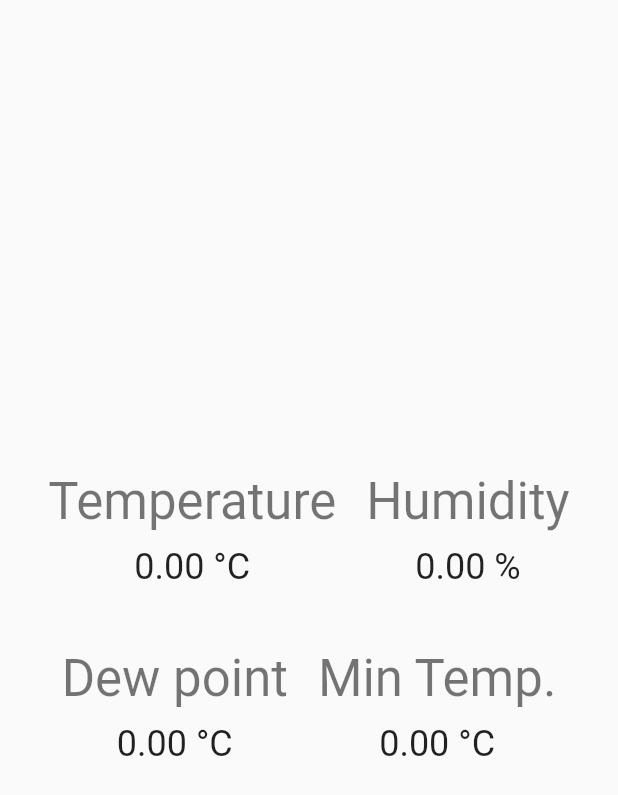
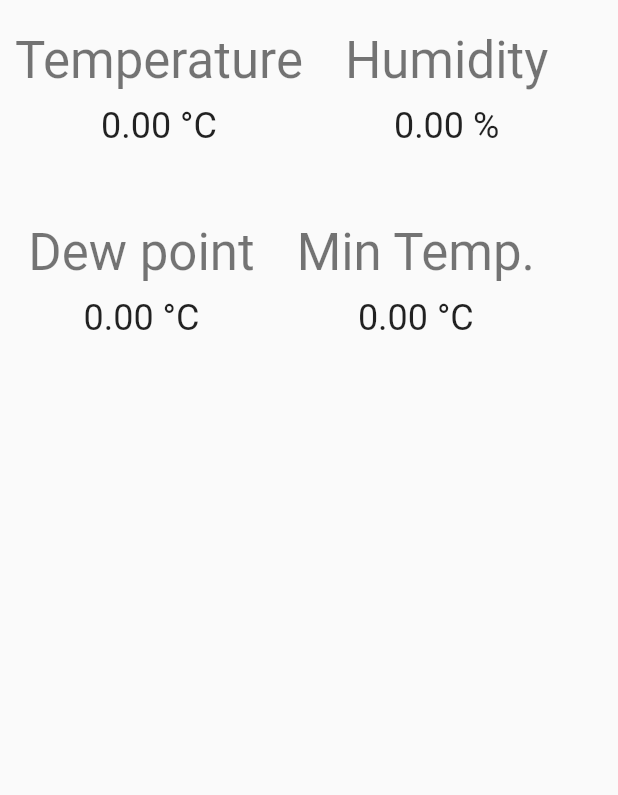
Before and after one commit to butzist/ht_app, a Flutter app: the CurrentMeasurements widget shown alone on an empty page, opened directly with empty values, on a phone screen of 412 x 824 dp. Shown: the top 795 px of the screen. Run offline on Flutter 3.47's test engine with Material 2 defaults, Android fonts, the phone set to English and light mode, and no system bars; our stand-ins replace firebase_auth, firebase_core, firebase_database, flutter_local_notifications, google_sign_in, multicast_dns and 2 more; missing offline and left inert: workmanager; accounts and stored records are empty; generated files the repository leaves out were written again; network calls fail.

Commit message:
fix: support narrower screens

```diff
--- a/lib/components/CurrentMeasurements.dart
+++ b/lib/components/CurrentMeasurements.dart
@@ -16,23 +16,16 @@ class CurrentMeasurements extends StatelessWidget {
 
   @override
   Widget build(BuildContext context) {
-    return Column(
-      mainAxisAlignment: MainAxisAlignment.center,
+    return Wrap(
+      alignment: WrapAlignment.center,
+      crossAxisAlignment: WrapCrossAlignment.center,
+      spacing: 8.0,
+      runSpacing: 10.0,
       children: [
-        Row(
-          mainAxisAlignment: MainAxisAlignment.center,
-          children: [
-            Measurement(title: "Temperature", value: temperature, unit: "°C"),
-            Measurement(title: "Humidity", value: humidity, unit: "%"),
-          ],
-        ),
-        Row(
-          mainAxisAlignment: MainAxisAlignment.center,
-          children: [
-            Measurement(title: "Dew point", value: dewpoint, unit: "°C"),
-            Measurement(title: "Min Temp.", value: minOutdoorTemp, unit: "°C"),
-          ],
-        )
+        Measurement(title: "Temperature", value: temperature, unit: "°C"),
+        Measurement(title: "Humidity", value: humidity, unit: "%"),
+        Measurement(title: "Dew point", value: dewpoint, unit: "°C"),
+        Measurement(title: "Min Temp.", value: minOutdoorTemp, unit: "°C"),
       ],
     );
   }
--- a/lib/components/LiveSensorData.dart
+++ b/lib/components/LiveSensorData.dart
@@ -104,15 +104,16 @@ class _LiveSensorDataState extends State<LiveSensorData> {
       body: SmartRefresher(
           enablePullDown: true,
           enablePullUp: false,
+          scrollDirection: Axis.vertical,
           header: const WaterDropMaterialHeader(),
           controller: _refreshController,
           onRefresh: _reloadData,
-          child: Column(
+          child: ListView(
             children: [
               SizedBox(
                 height: 400,
                 child: Padding(
-                  padding: const EdgeInsetsDirectional.fromSTEB(0, 80, 15, 0),
+                  padding: const EdgeInsetsDirectional.fromSTEB(0, 60, 15, 0),
                   child: LineChart(_chartData),
                 ),
               ),
--- a/lib/services/WeatherService.dart
+++ b/lib/services/WeatherService.dart
@@ -14,7 +14,7 @@ class Forecast {
 class WeatherService {
   Future<Forecast> loadForecast() async {
     final response = await http.get(Uri.parse(
-        "https://api.open-meteo.com/v1/forecast?latitude=47.44&longitude=8.47&hourly=temperature_2m&timeformat=unixtime&past_days=1"));
+        "https://api.open-meteo.com/v1/forecast?latitude=47.44&longitude=8.47&hourly=temperature_2m&timeformat=unixtime"));
 
     if (response.statusCode == 200) {
       final json = jsonDecode(response.body);
```
